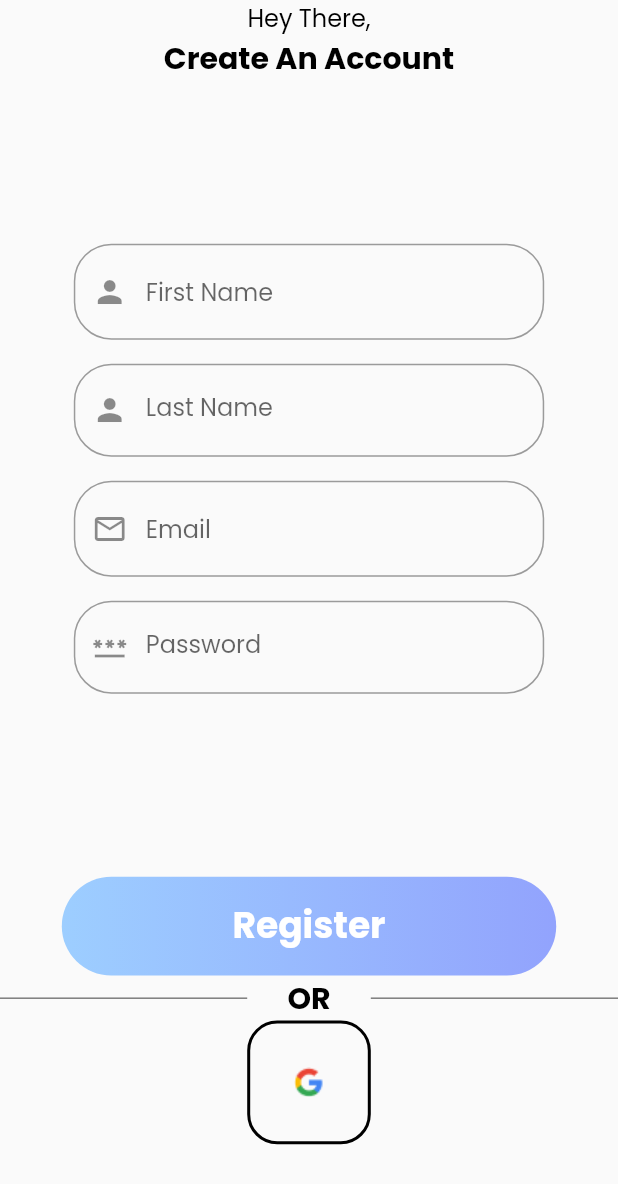
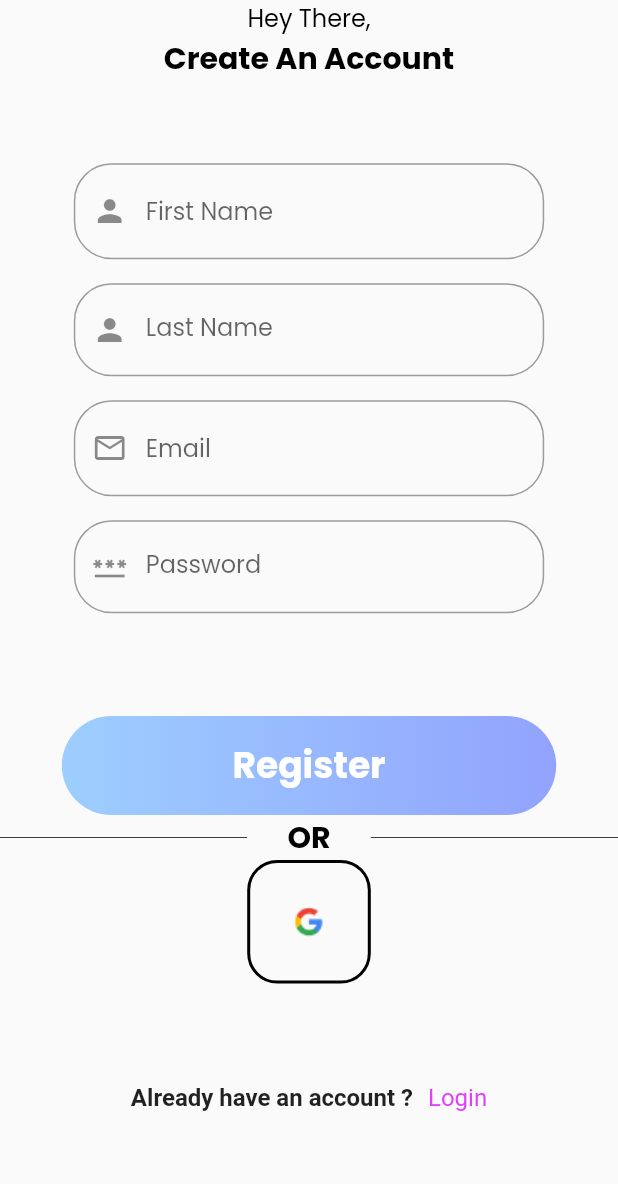
Before and after one commit to raghavguptaeng/fit_me2.0, a Flutter app: the SignUp screen opened by its route, on a phone screen of 412 x 824 dp. Shown: the top 1184 px of the screen. Run offline on Flutter 3.47's test engine with Material 2 defaults, Android fonts, the phone set to English and light mode, and no system bars; our stand-ins replace google_fonts.

Commit message:
Login Button Made

```diff
--- a/lib/Authentication/Signup/sign_up.dart
+++ b/lib/Authentication/Signup/sign_up.dart
@@ -3,7 +3,7 @@ import 'package:flutter/material.dart';
 
 class SignUp extends StatelessWidget {
   static String id = '/Signup';
-  String first_name = '' , last_name = '' , email = '' , password = '';
+  String first_name = '', last_name = '', email = '', password = '';
   @override
   Widget build(BuildContext context) {
     var width = MediaQuery.of(context).size.width;
@@ -12,13 +12,74 @@ class SignUp extends StatelessWidget {
       body: SafeArea(
         child: SingleChildScrollView(
           child: SizedBox(
-            height: height*0.95,
+            height: height * 0.90,
             child: Column(
               mainAxisAlignment: MainAxisAlignment.spaceBetween,
               crossAxisAlignment: CrossAxisAlignment.center,
               children: [
                 TopHeading(),
-                SizedBox(
+                UserDetails(height, width),
+                RegisterButtonAndSignUPWithGoogle(height, width),
+                Row(
+                  mainAxisAlignment: MainAxisAlignment.center,
+                  children: [
+                    Text("Already have an account ?",style: TextStyle(
+                      fontWeight: FontWeight.bold,
+                      fontSize: 16
+                    ),),
+                    SizedBox(width: 10,),
+                    Text("Login",style: TextStyle(
+                      fontSize: 16,
+                      color:Colors.purpleAccent
+                    ),)
+                  ],
+                )
+              ],
+            ),
+          ),
+        ),
+      ),
+    );
+  }
+
+  Container RegisterButtonAndSignUPWithGoogle(double height, double width) {
+    return Container(
+                margin: EdgeInsets.fromLTRB(0, 0, 0, 20),
+                child: Column(
+                  children: [
+                    Container(
+                      height: height * 0.08,
+                      width: width * 0.8,
+                      decoration: kRoundedBigButton,
+                      child: Center(
+                        child: Text(
+                          "Register",
+                          style:
+                              kBigTextHeading.copyWith(color: Colors.white),
+                        ),
+                      ),
+                    ),
+                    RowWithOrandLine(width),
+                    Container(
+                      height: height * 0.1,
+                      width: height * 0.1,
+                      decoration: BoxDecoration(
+                          borderRadius: BorderRadius.all(Radius.circular(20)),
+                          border: Border.all(color: Colors.black, width: 2)),
+                      child: Center(
+                        child: Image.asset(
+                          "Assets/Logo/google.png",
+                          height: height * 0.8,
+                        ),
+                      ),
+                    ),
+                  ],
+                ),
+              );
+  }
+
+  SizedBox UserDetails(double height, double width) {
+    return SizedBox(
       height: height * 0.4,
       width: width * 0.8,
       child: Column(
@@ -30,7 +91,7 @@ class SignUp extends StatelessWidget {
                 hintText: "First Name",
                 prefixIcon: Icon(Icons.person),
               ),
-                          onChanged: (value){
+              onChanged: (value) {
                 this.first_name = value;
               },
               keyboardType: TextInputType.emailAddress,
@@ -46,7 +107,7 @@ class SignUp extends StatelessWidget {
                 prefixIcon: Icon(Icons.person),
                 labelText: "Last Name",
               ),
-                          onChanged: (value){
+              onChanged: (value) {
                 this.last_name = value;
               },
               keyboardType: TextInputType.emailAddress,
@@ -60,8 +121,10 @@ class SignUp extends StatelessWidget {
             child: TextFormField(
               decoration: kInputTextDecoration.copyWith(
                   hintText: "Email",
-                              prefixIcon: Icon(Icons.email_outlined,)),
-                          onChanged: (value){
+                  prefixIcon: Icon(
+                    Icons.email_outlined,
+                  )),
+              onChanged: (value) {
                 this.email = value;
               },
               keyboardType: TextInputType.emailAddress,
@@ -73,9 +136,11 @@ class SignUp extends StatelessWidget {
           Padding(
             padding: const EdgeInsets.all(8.0),
             child: TextFormField(
-                          decoration: kInputTextDecoration.copyWith(prefixIcon: Icon(Icons.password),
-                            labelText: "Password",),
-                          onChanged: (value){
+              decoration: kInputTextDecoration.copyWith(
+                prefixIcon: Icon(Icons.password),
+                labelText: "Password",
+              ),
+              onChanged: (value) {
                 this.password = value;
               },
               keyboardType: TextInputType.emailAddress,
@@ -86,39 +151,6 @@ class SignUp extends StatelessWidget {
           ),
         ],
       ),
-                ),
-                Container(
-                  margin: EdgeInsets.fromLTRB(0, 0, 0, 20),
-                  child: Column(
-                    children: [
-                      Container(
-                        height: height*0.08,
-                        width: width*0.8,
-                        decoration: kRoundedBigButton,
-                        child: Center(
-                          child: Text("Register",style: kBigTextHeading.copyWith(color: Colors.white),),
-                        ),
-                      ),
-                      RowWithOrandLine(width),
-                      Container(
-                        height: height*0.1,
-                        width: height*0.1,
-                        decoration: BoxDecoration(
-                          borderRadius: BorderRadius.all(Radius.circular(20)),
-                          border: Border.all(color: Colors.black,width: 2)
-                        ),
-                        child: Center(
-                          child: Image.asset("Assets/Logo/google.png",height: height*0.8,),
-                        ),
-                      ),
-                    ],
-                  ),
-                ),
-              ],
-            ),
-          ),
-        ),
-      ),
     );
   }
 
@@ -127,13 +159,16 @@ class SignUp extends StatelessWidget {
       mainAxisAlignment: MainAxisAlignment.spaceBetween,
       children: [
         Container(
-                      width: width*0.4,
+          width: width * 0.4,
           height: 0.5,
           color: Colors.black,
         ),
-                    Text("OR",style: kBigTextHeading.copyWith(fontSize: 20),),
+        Text(
+          "OR",
+          style: kBigTextHeading.copyWith(fontSize: 20),
+        ),
         Container(
-                      width: width*0.4,
+          width: width * 0.4,
           height: 0.5,
           color: Colors.black,
         )
--- a/lib/Splash Screens/splash_1.dart
+++ b/lib/Splash Screens/splash_1.dart
@@ -15,7 +15,7 @@ class Splash1 extends StatelessWidget {
         Heading: "Track Your Goal",
         subText: "Don't worry if you have trouble determining your goals, We can help you determine your goals and track your goals",
         img: "splash1.png",
-        butt: "Splash1_Button.png",
+        butt: "Splash1_button.png",
         nextScr: Splash2.id,
       ),
     );
```
Lines whose indentation alone changed are shown as unchanged.
